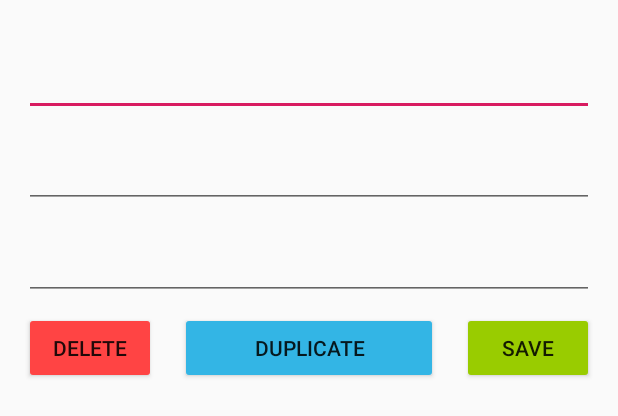
After one commit to edyta-sleziak/CareApp4Carer, an Android app: the layout single_notification.xml on its own in the app's theme, with its tools: preview values and no code run, on a phone screen of 412 x 824 dp. The commit adds this screen. Shown: the top 416 px of the screen. Run offline under Robolectric (Android 15) with nearby library versions, the phone set to English and light mode, and no system bars.

Commit message:
Notification layouts added

```diff
--- a/app/src/main/java/org/wit/careapp4carer/data/model/NotificationsModel.kt
+++ b/app/src/main/java/org/wit/careapp4carer/data/model/NotificationsModel.kt
@@ -3,9 +3,8 @@ package org.wit.careapp4carer.models
 import java.time.LocalDateTime
 
 data class NotificationsModel(
-    var id: Long = 0,
+    var id: String = "",
     var notification: String = "",
     var displayTime: LocalDateTime,
-    var completedTime: LocalDateTime,
-    var userId: Long = 0
+    var completedTime: LocalDateTime
 )
--- /dev/null
+++ b/app/src/main/res/layout/single_notification.xml
@@ -0,0 +1,93 @@
+<?xml version="1.0" encoding="utf-8"?>
+<androidx.constraintlayout.widget.ConstraintLayout xmlns:android="http://schemas.android.com/apk/res/android"
+    xmlns:tools="http://schemas.android.com/tools"
+    android:layout_width="match_parent"
+    android:layout_height="match_parent"
+    xmlns:app="http://schemas.android.com/apk/res-auto">
+
+    <EditText
+        android:id="@+id/notification_text"
+        android:layout_width="match_parent"
+        android:layout_height="45dp"
+        android:layout_marginStart="16dp"
+        android:layout_marginTop="32dp"
+        android:layout_marginEnd="16dp"
+        android:autofillHints="Notification content"
+        android:ems="10"
+        android:gravity="start|top"
+        android:inputType="textMultiLine"
+        app:layout_constraintBottom_toTopOf="@+id/notification_date"
+        app:layout_constraintEnd_toEndOf="parent"
+        app:layout_constraintStart_toStartOf="parent"
+        app:layout_constraintTop_toTopOf="parent" />
+
+    <EditText
+        android:id="@+id/notification_date"
+        android:layout_width="0dp"
+        android:layout_height="wrap_content"
+        android:layout_marginStart="16dp"
+        android:layout_marginTop="16dp"
+        android:layout_marginEnd="16dp"
+        android:layout_marginBottom="16dp"
+        android:autofillHints="Date"
+        android:ems="10"
+        android:inputType="date"
+        app:layout_constraintBottom_toTopOf="@+id/notification_time"
+        app:layout_constraintEnd_toEndOf="parent"
+        app:layout_constraintStart_toStartOf="parent"
+        app:layout_constraintTop_toBottomOf="@+id/notification_text" />
+
+    <EditText
+        android:id="@+id/notification_time"
+        android:layout_width="0dp"
+        android:layout_height="wrap_content"
+        android:layout_marginStart="16dp"
+        android:layout_marginTop="16dp"
+        android:layout_marginEnd="16dp"
+        android:autofillHints="Time"
+        android:ems="10"
+        android:inputType="time"
+        app:layout_constraintEnd_toEndOf="parent"
+        app:layout_constraintStart_toStartOf="parent"
+        app:layout_constraintTop_toBottomOf="@+id/notification_date" />
+
+    <Button
+        android:id="@+id/button_deleteNotification"
+        android:layout_width="0dp"
+        android:layout_height="wrap_content"
+        android:layout_marginStart="16dp"
+        android:layout_marginEnd="16dp"
+        android:text="@string/button_delete"
+        android:backgroundTint="@android:color/holo_red_light"
+        app:layout_constraintStart_toStartOf="parent"
+        app:layout_constraintTop_toTopOf="@+id/button_saveNotification" />
+
+    <Button
+        android:id="@+id/button_createDuplicate"
+        android:layout_width="0dp"
+        android:layout_height="wrap_content"
+        android:layout_marginStart="16dp"
+        android:layout_marginEnd="16dp"
+        android:text="@string/button_duplicate"
+        android:backgroundTint="@android:color/holo_blue_light"
+        app:layout_constraintStart_toEndOf="@id/button_deleteNotification"
+        app:layout_constraintEnd_toStartOf="@id/button_saveNotification"
+        app:layout_constraintTop_toTopOf="@+id/button_saveNotification" />
+
+    <Button
+        android:id="@+id/button_saveNotification"
+        android:layout_width="0dp"
+        android:layout_height="wrap_content"
+        android:layout_marginStart="16dp"
+        android:layout_marginTop="8dp"
+        android:layout_marginEnd="16dp"
+        android:text="@string/button_save"
+        android:backgroundTint="@android:color/holo_green_light"
+        app:layout_constraintEnd_toEndOf="parent"
+        app:layout_constraintStart_toEndOf="button_createDuplicate"
+        app:layout_constraintTop_toBottomOf="@+id/notification_time" />
+
+
+
+
+</androidx.constraintlayout.widget.ConstraintLayout>
--- a/app/src/main/res/values/strings.xml
+++ b/app/src/main/res/values/strings.xml
@@ -24,5 +24,12 @@
     <string name="hint_createaccount">Don\'t have an account?\nTo register click button below</string>
     <string name="enter_credentials">Please provide e-mail address and password</string>
 
+    <string name="button_notificationHistory">Display history</string>
+    <string name="button_delete">Delete</string>
+    <string name="button_duplicate">Duplicate</string>
+    <string name="button_save">Save</string>
+    <string name="hint_DisplayDate">Display Date:</string>
+    <string name="DisplayDateTime">$ displayDate</string>
+
 
 </resources>
```
Also changed, not shown: app/src/main/res/layout/fragment_notifications.xml (+30 -7 lines), app/src/main/res/layout/listitem_notification.xml (added, +43 -0 lines).
